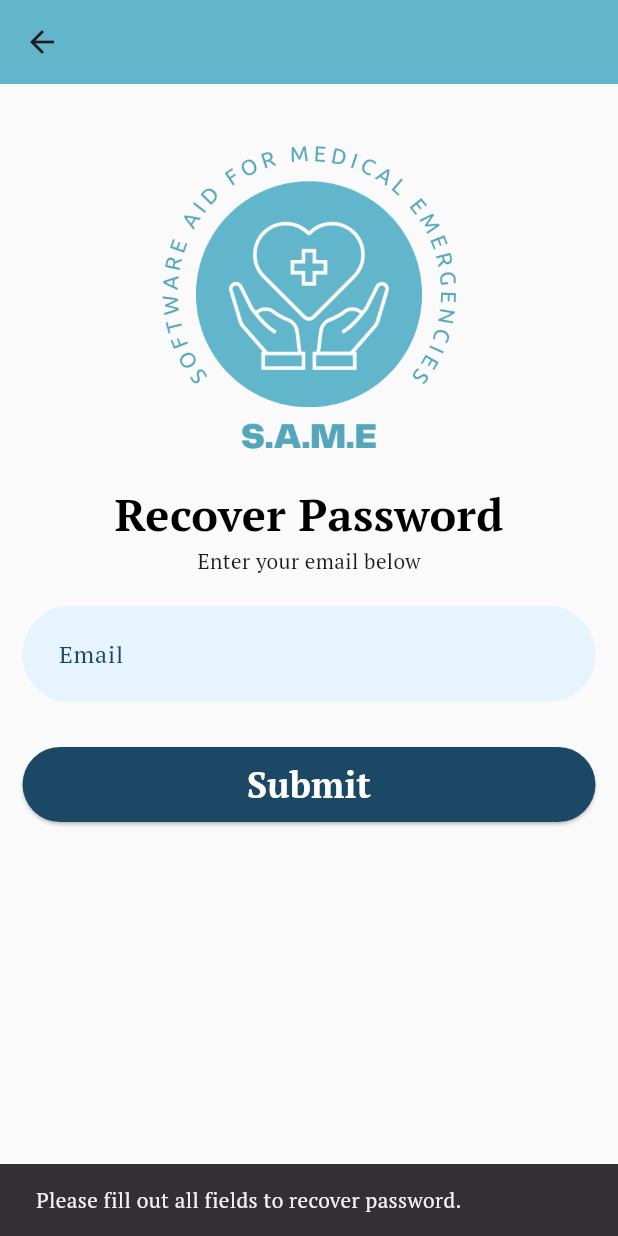
After one commit to harshithlanka3/SAME-3311, a Flutter app: the ForgotPassPage screen opened directly, after a tap on "Submit", on a phone screen of 412 x 824 dp. The commit adds this screen. Run offline on Flutter 3.47's test engine with Material 3 defaults, Android fonts, the phone set to English and light mode, and no system bars; our stand-ins replace firebase_auth, firebase_core, firebase_database, firebase_storage, fluttertoast, image_picker and 1 more; accounts and stored records are empty.

Commit message:
Implemented forgot password

```diff
--- /dev/null
+++ b/frontend/s_a_m_e/lib/account/forgot_password.dart
@@ -0,0 +1,167 @@
+import 'package:firebase_auth/firebase_auth.dart';
+import 'package:flutter/material.dart';
+import 'package:s_a_m_e/account/login.dart';
+import 'package:s_a_m_e/colors.dart';
+import 'package:fluttertoast/fluttertoast.dart';
+import 'package:s_a_m_e/user/user_home.dart';
+
+class ForgotPassPage extends StatefulWidget {
+  const ForgotPassPage({super.key});
+
+  @override
+  ForgotPassPageState createState() => ForgotPassPageState();
+}
+
+class ForgotPassPageState extends State<ForgotPassPage> {
+  final _userEmail = TextEditingController();
+  final FirebaseAuth _auth = FirebaseAuth.instance;
+
+  @override
+  void dispose() {
+    _userEmail.dispose();
+    super.dispose();
+  }
+
+  bool isValidEmail(String email) {
+    RegExp emailFormat = RegExp(r'^[\w-]+(\.[\w-]+)*@[\w-]+(\.[\w-]+)+$');
+    return emailFormat.hasMatch(email);
+  }
+
+  Future forgotPassword({required String email}) async {
+      try {
+        await _auth.sendPasswordResetEmail(email: email);
+      } on FirebaseAuthException catch (err) {
+        throw Exception(err.message.toString());
+      } catch (err) {
+        throw Exception(err.toString());
+      }
+  }
+
+  void _showAwaitEmailMessage(BuildContext context) {
+    bool checkboxValue = false;
+
+    showDialog(
+      context: context,
+      builder: (BuildContext context) {
+        return StatefulBuilder(
+          builder: (BuildContext context, StateSetter setState) {
+            return AlertDialog(
+              title: const Text('Disclaimer:'),
+              backgroundColor: Colors.white,
+              content: const SingleChildScrollView(
+                child: Column(
+                  children: <Widget>[
+                    Text(
+                      "Please check your email for a password reset link if your account was previously established.",
+                      style: TextStyle(
+                        fontFamily: "PT Serif",
+                        fontSize: 16.0,
+                        color: Colors.black,
+                      ),
+                    ),
+                    SizedBox(height: 10),
+                  ],
+                ),
+              ),
+              actions: <Widget>[
+                TextButton(
+                  onPressed: () {
+                    Navigator.of(context).pop();
+                  },
+                  child: const Text('Close',
+                      style: TextStyle(
+                        fontFamily: "PT Serif",
+                        fontSize: 16.0,
+                        color: Colors.black,
+                      )),
+                ),
+              ],
+            );
+          },
+        );
+      },
+    );
+  }
+
+
+  @override
+  Widget build(BuildContext context) {
+    return Scaffold(
+      appBar: AppBar(),
+      body: Padding(
+        padding: const EdgeInsets.all(15.0),
+        child: SingleChildScrollView(
+          child: Column(
+            children: <Widget>[
+              const SizedBox(height: 20),
+              const Image(
+                height: 220,
+                image: AssetImage('assets/logo.png')
+              ),
+              const SizedBox(height: 10),
+              const Text('Recover Password',
+                  style: TextStyle(
+                      fontWeight: FontWeight.bold,
+                      fontSize: 30.0,
+                      color: Colors.black)),
+              const Text('Enter your email below', style: TextStyle(fontSize: 14.0)),
+              const SizedBox(height: 20),
+              TextField(
+                controller: _userEmail,
+                decoration: const InputDecoration(
+                  contentPadding: EdgeInsets.all(20.0),
+                  labelText: 'Email',
+                  labelStyle: TextStyle(color: navy),
+                  filled: true,
+                  fillColor: boxinsides,
+                  enabledBorder: OutlineInputBorder(
+                      borderRadius: BorderRadius.all(Radius.circular(40.0)),
+                      borderSide: BorderSide(color: boxinsides)),
+                  focusedBorder: OutlineInputBorder(
+                      borderRadius: BorderRadius.all(Radius.circular(40.0)),
+                      borderSide: BorderSide(color: boxinsides)),
+                ),
+              ),
+
+              const SizedBox(height: 30),
+              SizedBox(
+                width: MediaQuery.of(context).size.width,
+                height: 50,
+                child: ElevatedButton(
+                  style: const ButtonStyle(
+                    foregroundColor: MaterialStatePropertyAll<Color>(white),
+                    backgroundColor: MaterialStatePropertyAll<Color>(navy),
+                  ),
+                  onPressed: () async {
+                    if (_userEmail.text.isEmpty) {
+                      const snackBar = SnackBar(
+                        content: Text('Please fill out all fields to recover password.'),
+                        duration: Duration(seconds: 3),
+                      );
+                      ScaffoldMessenger.of(context).showSnackBar(snackBar);
+                    } else {
+                      if (!isValidEmail(_userEmail.text)) {
+                        const snackBar = SnackBar(
+                          content: Text(
+                              'Invalid email format, please input a valid email'),
+                          duration: Duration(seconds: 3),
+                        );
+                        ScaffoldMessenger.of(context).showSnackBar(snackBar);
+                      } else {
+                        forgotPassword(email: _userEmail.text);
+                        _showAwaitEmailMessage(context);
+                      }
+                    }
+                  },
+                  child: const Text('Submit',
+                      style: TextStyle(
+                          fontWeight: FontWeight.bold, fontSize: 24.0)),
+                ),
+              ),
+            ],
+          ),
+        ),
+      ),
+    );
+  }
+}
```
Also changed, not shown: frontend/s_a_m_e/lib/account/login.dart (+15 -1 lines), 3 other files.
